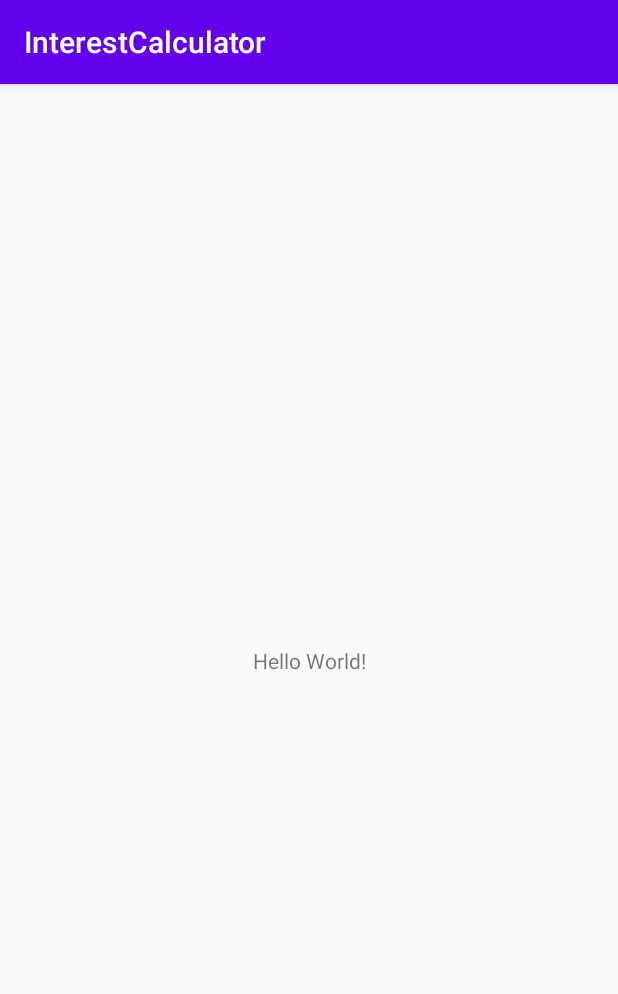
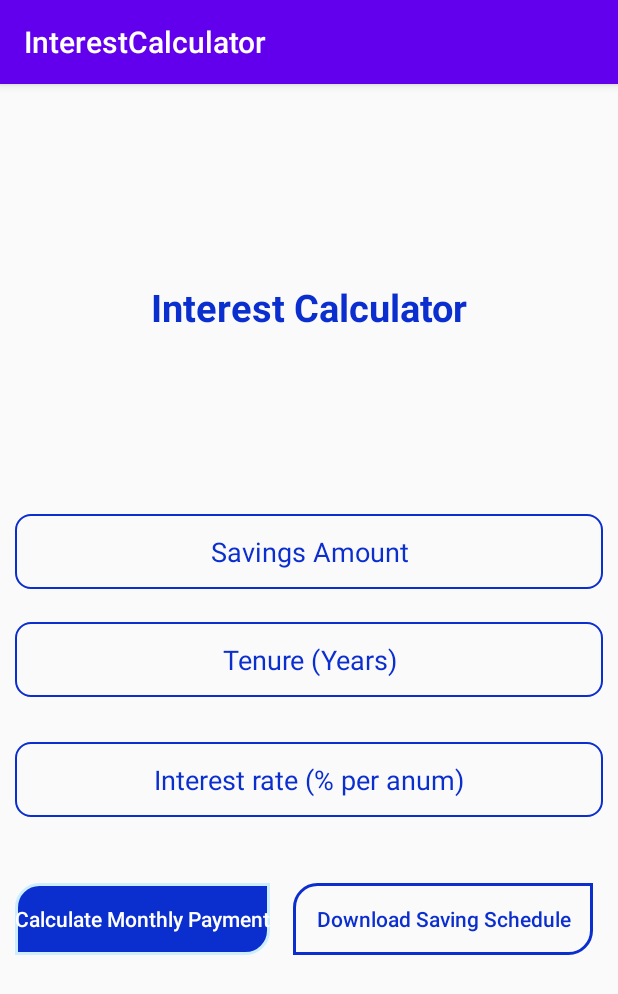
Before and after one commit to onumengine/MobileForceInterestCalculator, an Android app: the screen it shows after launch (MainActivity), on a phone screen of 412 x 824 dp. Shown: the top 994 px of the screen. Run offline under Robolectric (Android 15) with nearby library versions, the phone set to English and light mode, and no system bars; 9 statements that could not run were skipped.

Commit message:
Edit Text Validations

```diff
--- a/app/src/main/java/com/example/interestcalculator/MainActivity.java
+++ b/app/src/main/java/com/example/interestcalculator/MainActivity.java
@@ -2,13 +2,51 @@ package com.example.interestcalculator;
 
 import androidx.appcompat.app.AppCompatActivity;
 
+import android.content.Intent;
 import android.os.Bundle;
+import android.widget.EditText;
+import android.widget.TextView;
+import android.widget.Toast;
 
 public class MainActivity extends AppCompatActivity {
+
+    EditText SavingsAmountET;
+    EditText TenureET;
+    EditText InterestRateET;
 
     @Override
     protected void onCreate(Bundle savedInstanceState) {
         super.onCreate(savedInstanceState);
         setContentView(R.layout.activity_main);
+
+        SavingsAmountET.findViewById(R.id.EditTv1);
+        TenureET.findViewById(R.id.EditTv2);
+        InterestRateET.findViewById(R.id.EditTv3);
+
+
+        String Amount = SavingsAmountET.toString();
+        String Tenure = TenureET.toString();
+        String InterestRate = InterestRateET.toString();
+
+
+
+
+        if (Amount.trim().isEmpty()){
+            Toast.makeText(this, "Please insert an Amount", Toast.LENGTH_SHORT).show();
+
+        }else if (Tenure.trim().isEmpty()) {
+            Toast.makeText(this, "Please insert a Tenure", Toast.LENGTH_SHORT).show();
+        }else if (InterestRate.trim().isEmpty()) {
+            Toast.makeText(this, "Please insert an InterestRate", Toast.LENGTH_SHORT).show();
+        }else {
+//            Intent intent = new Intent(getApplicationContext(), NextActivity.class);
+        }
+
+
     }
+
+
+
+
+
 }
--- /dev/null
+++ b/app/src/main/res/drawable/btn_bg.xml
@@ -0,0 +1,11 @@
+<?xml version="1.0" encoding="utf-8"?>
+<shape xmlns:android="http://schemas.android.com/apk/res/android"
+    android:shape="rectangle">
+    <solid android:color="#0B2ECF" />
+    <corners
+        android:bottomRightRadius="15dp"
+        android:topLeftRadius="15dp" />
+    <stroke
+        android:width="2dp"
+        android:color="#cef" />
+</shape>
--- /dev/null
+++ b/app/src/main/res/drawable/btn_bg2.xml
@@ -0,0 +1,10 @@
+<?xml version="1.0" encoding="utf-8"?>
+<shape xmlns:android="http://schemas.android.com/apk/res/android"
+    android:shape="rectangle">
+    <corners
+        android:bottomRightRadius="15dp"
+        android:topLeftRadius="15dp" />
+    <stroke
+        android:width="2dp"
+        android:color="#0B2ECF" />
+</shape>
--- /dev/null
+++ b/app/src/main/res/drawable/et.xml
@@ -0,0 +1,6 @@
+<?xml version="1.0" encoding="utf-8"?>
+<shape android:shape="rectangle"
+    xmlns:android="http://schemas.android.com/apk/res/android">
+<stroke android:width="1dp" android:color="#0B2ECF"/>
+    <corners android:radius="10dp"/>
+</shape>
--- a/app/src/main/res/layout/activity_main.xml
+++ b/app/src/main/res/layout/activity_main.xml
@@ -3,16 +3,102 @@
     xmlns:app="http://schemas.android.com/apk/res-auto"
     xmlns:tools="http://schemas.android.com/tools"
     android:layout_width="match_parent"
+    android:padding="10dp"
     android:layout_height="match_parent"
     tools:context=".MainActivity">
 
     <TextView
+        android:textColor="#0B2ECF"
+        app:layout_constraintLeft_toLeftOf="@id/EditTv1"
+        app:layout_constraintRight_toRightOf="@id/EditTv1"
+        app:layout_constraintBottom_toTopOf="@id/EditTv1"
+        app:layout_constraintTop_toTopOf="parent"
+        android:textStyle="bold"
         android:layout_width="wrap_content"
-        android:layout_height="wrap_content"
-        android:text="Hello World!"
+        android:textSize="25sp"
+        android:text="@string/interest_calculator"
+        android:layout_height="wrap_content"/>
+
+    <EditText
+        android:id="@+id/EditTv1"
+        android:layout_width="match_parent"
+        android:layout_height="50dp"
+        android:background="@drawable/et"
+        android:gravity="center"
+        android:inputType="number"
+        android:hint="@string/savings_amount"
+        android:textColor="#0B2ECF"
+        android:textColorHint="#0B2ECF"
+        app:layout_constraintBottom_toBottomOf="parent"
+        app:layout_constraintHorizontal_bias="0.473"
+        app:layout_constraintLeft_toLeftOf="parent"
+        app:layout_constraintRight_toRightOf="parent"
+        app:layout_constraintTop_toTopOf="parent"
+        app:layout_constraintVertical_bias="0.396"
+        tools:ignore="Autofill" />
+
+    <EditText
+        android:id="@+id/EditTv2"
+        android:layout_width="match_parent"
+        android:layout_height="50dp"
+        android:inputType="number"
+        android:background="@drawable/et"
+        android:gravity="center"
+        android:hint="@string/tenure_years"
+        android:textColor="#0B2ECF"
+        android:textColorHint="#0B2ECF"
         app:layout_constraintBottom_toBottomOf="parent"
         app:layout_constraintLeft_toLeftOf="parent"
         app:layout_constraintRight_toRightOf="parent"
-        app:layout_constraintTop_toTopOf="parent" />
+        app:layout_constraintTop_toBottomOf="@id/EditTv1"
+        app:layout_constraintVertical_bias="0.060000002"
+        tools:ignore="Autofill" />
+
+    <EditText
+        android:id="@+id/EditTv3"
+        android:layout_width="match_parent"
+        android:layout_height="50dp"
+        android:background="@drawable/et"
+        android:gravity="center"
+        android:inputType="number"
+        android:hint="@string/interest_rate_per_anum"
+        android:textColor="#0B2ECF"
+        android:textColorHint="#0B2ECF"
+        app:layout_constraintBottom_toBottomOf="parent"
+        app:layout_constraintLeft_toLeftOf="parent"
+        app:layout_constraintRight_toRightOf="parent"
+        app:layout_constraintTop_toBottomOf="@id/EditTv2"
+        app:layout_constraintVertical_bias="0.100000024"
+        tools:ignore="Autofill" />
+
+
+    <Button
+        android:id="@+id/ButtonID"
+        android:layout_width="170dp"
+        android:layout_height="wrap_content"
+        android:layout_marginTop="44dp"
+        android:background="@drawable/btn_bg"
+        android:text="@string/calculate_monthly_payment"
+        android:textAllCaps="false"
+        android:textColor="#fff"
+        app:layout_constraintHorizontal_bias="0.0"
+        app:layout_constraintLeft_toLeftOf="parent"
+        app:layout_constraintRight_toRightOf="parent"
+        app:layout_constraintTop_toBottomOf="@id/EditTv3" />
+
+    <Button
+        android:id="@+id/Button2ID"
+        android:layout_width="200dp"
+        android:layout_height="wrap_content"
+        android:layout_marginTop="44dp"
+        android:background="@drawable/btn_bg2"
+        android:text="@string/download_saving_schedule"
+        android:textAllCaps="false"
+        android:textColor="#0B2ECF"
+
+        app:layout_constraintHorizontal_bias="0.686"
+        app:layout_constraintLeft_toRightOf="@id/ButtonID"
+        app:layout_constraintRight_toRightOf="parent"
+        app:layout_constraintTop_toBottomOf="@id/EditTv3" />
 
 </androidx.constraintlayout.widget.ConstraintLayout>
--- a/app/src/main/res/values/strings.xml
+++ b/app/src/main/res/values/strings.xml
@@ -1,3 +1,9 @@
 <resources>
     <string name="app_name">InterestCalculator</string>
+    <string name="interest_rate_per_anum">Interest rate (% per anum)</string>
+    <string name="tenure_years">Tenure (Years)</string>
+    <string name="savings_amount">Savings Amount</string>
+    <string name="interest_calculator">Interest Calculator</string>
+    <string name="calculate_monthly_payment">Calculate Monthly Payment</string>
+    <string name="download_saving_schedule">Download Saving Schedule</string>
 </resources>
```
